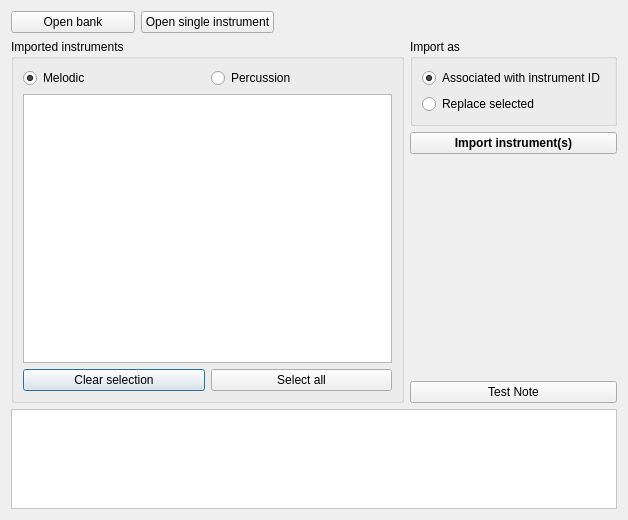
This is src/importer.ui in Wohlstand/OPL3BankEditor as Qt 5 draws it before an edit. The edited form follows.
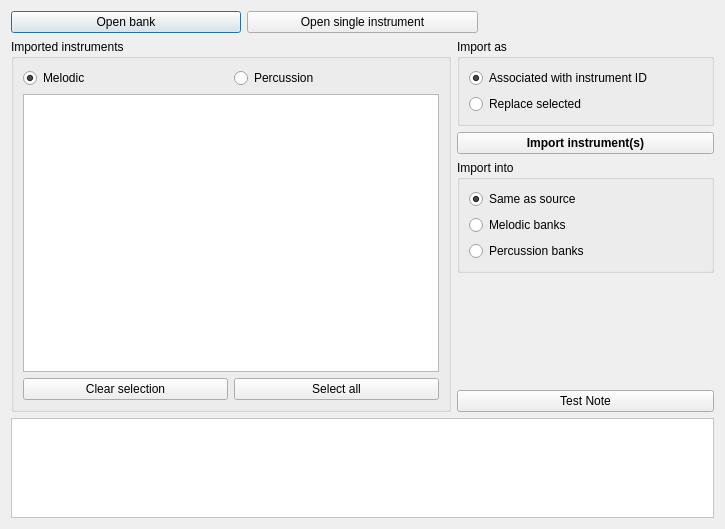
This is the edited form. Custom widgets are drawn as their Qt base class.

Commit message: importer: add the choice of import target

Patch:
```diff
--- a/src/importer.ui
+++ b/src/importer.ui
@@ -6,8 +6,8 @@
    <rect>
     <x>0</x>
     <y>0</y>
-    <width>628</width>
-    <height>520</height>
+    <width>725</width>
+    <height>529</height>
    </rect>
   </property>
   <property name="acceptDrops">
@@ -16,31 +16,42 @@
   <property name="windowTitle">
    <string>Instrument importer</string>
   </property>
-  <layout class="QGridLayout" name="gridLayout_3">
-   <item row="5" column="0" colspan="4">
-    <widget class="Piano" name="piano">
-     <property name="minimumSize">
-      <size>
-       <width>0</width>
-       <height>100</height>
-      </size>
-     </property>
-     <property name="autoFillBackground">
-      <bool>false</bool>
-     </property>
-     <property name="styleSheet">
-      <string notr="true">background-color: rgb(255, 255, 255);</string>
-     </property>
-     <property name="frameShape">
-      <enum>QFrame::StyledPanel</enum>
-     </property>
-     <property name="frameShadow">
-      <enum>QFrame::Sunken</enum>
-     </property>
-    </widget>
-   </item>
-   <item row="1" column="0" rowspan="4" colspan="3">
+  <layout class="QVBoxLayout" name="verticalLayout_2">
+   <item>
+    <layout class="QHBoxLayout" name="horizontalLayout">
+     <item>
+      <widget class="QPushButton" name="openBank">
+       <property name="text">
+        <string>Open bank</string>
+       </property>
+      </widget>
+     </item>
+     <item>
+      <widget class="QPushButton" name="openInst">
+       <property name="text">
+        <string>Open single instrument</string>
+       </property>
+      </widget>
+     </item>
+     <item>
+      <widget class="QLabel" name="openedBank">
+       <property name="text">
+        <string>&lt;No opened files&gt;</string>
+       </property>
+      </widget>
+     </item>
+    </layout>
+   </item>
+   <item>
+    <layout class="QHBoxLayout" name="horizontalLayout_2">
+     <item>
     <widget class="QGroupBox" name="insBox">
+       <property name="sizePolicy">
+        <sizepolicy hsizetype="MinimumExpanding" vsizetype="Preferred">
+         <horstretch>0</horstretch>
+         <verstretch>0</verstretch>
+        </sizepolicy>
+       </property>
      <property name="title">
       <string>Imported instruments</string>
      </property>
@@ -86,7 +97,28 @@
      </layout>
     </widget>
    </item>
-   <item row="1" column="3">
+     <item>
+      <widget class="QWidget" name="widget" native="true">
+       <property name="sizePolicy">
+        <sizepolicy hsizetype="Maximum" vsizetype="Preferred">
+         <horstretch>0</horstretch>
+         <verstretch>0</verstretch>
+        </sizepolicy>
+       </property>
+       <layout class="QVBoxLayout" name="verticalLayout">
+        <property name="leftMargin">
+         <number>0</number>
+        </property>
+        <property name="topMargin">
+         <number>0</number>
+        </property>
+        <property name="rightMargin">
+         <number>0</number>
+        </property>
+        <property name="bottomMargin">
+         <number>0</number>
+        </property>
+        <item>
     <widget class="QGroupBox" name="groupBox_2">
      <property name="title">
       <string>Import as</string>
@@ -118,41 +150,7 @@
      </layout>
     </widget>
    </item>
-   <item row="3" column="3">
-    <spacer name="verticalSpacer">
-     <property name="orientation">
-      <enum>Qt::Vertical</enum>
-     </property>
-     <property name="sizeHint" stdset="0">
-      <size>
-       <width>20</width>
-       <height>40</height>
-      </size>
-     </property>
-    </spacer>
-   </item>
-   <item row="4" column="3">
-    <widget class="QPushButton" name="testNote">
-     <property name="text">
-      <string>Test Note</string>
-     </property>
-    </widget>
-   </item>
-   <item row="0" column="0">
-    <widget class="QPushButton" name="openBank">
-     <property name="text">
-      <string>Open bank</string>
-     </property>
-    </widget>
-   </item>
-   <item row="0" column="2" colspan="2">
-    <widget class="QLabel" name="openedBank">
-     <property name="text">
-      <string>&lt;No opened files&gt;</string>
-     </property>
-    </widget>
-   </item>
-   <item row="2" column="3">
+        <item>
     <widget class="QPushButton" name="doImport">
      <property name="font">
       <font>
@@ -165,10 +163,104 @@
      </property>
     </widget>
    </item>
-   <item row="0" column="1">
-    <widget class="QPushButton" name="openInst">
+        <item>
+         <widget class="QStackedWidget" name="stackedWidget">
+          <widget class="QWidget" name="pageAssoc">
+           <layout class="QVBoxLayout" name="verticalLayout_4">
+            <property name="leftMargin">
+             <number>0</number>
+            </property>
+            <property name="topMargin">
+             <number>0</number>
+            </property>
+            <property name="rightMargin">
+             <number>0</number>
+            </property>
+            <property name="bottomMargin">
+             <number>0</number>
+            </property>
+            <item>
+             <widget class="QGroupBox" name="groupBox">
+              <property name="title">
+               <string>Import into</string>
+              </property>
+              <layout class="QVBoxLayout" name="verticalLayout_3">
+               <item>
+                <widget class="QRadioButton" name="destinationSame">
      <property name="text">
-      <string>Open single instrument</string>
+                  <string>Same as source</string>
+                 </property>
+                 <property name="checked">
+                  <bool>true</bool>
+                 </property>
+                </widget>
+               </item>
+               <item>
+                <widget class="QRadioButton" name="destinationMelodic">
+                 <property name="text">
+                  <string>Melodic banks</string>
+                 </property>
+                </widget>
+               </item>
+               <item>
+                <widget class="QRadioButton" name="destinationPercussion">
+                 <property name="text">
+                  <string>Percussion banks</string>
+                 </property>
+                </widget>
+               </item>
+              </layout>
+             </widget>
+            </item>
+           </layout>
+          </widget>
+          <widget class="QWidget" name="pageReplace"/>
+         </widget>
+        </item>
+        <item>
+         <spacer name="verticalSpacer">
+          <property name="orientation">
+           <enum>Qt::Vertical</enum>
+          </property>
+          <property name="sizeHint" stdset="0">
+           <size>
+            <width>257</width>
+            <height>179</height>
+           </size>
+          </property>
+         </spacer>
+        </item>
+        <item>
+         <widget class="QPushButton" name="testNote">
+          <property name="text">
+           <string>Test Note</string>
+          </property>
+         </widget>
+        </item>
+       </layout>
+      </widget>
+     </item>
+    </layout>
+   </item>
+   <item>
+    <widget class="Piano" name="piano">
+     <property name="minimumSize">
+      <size>
+       <width>0</width>
+       <height>100</height>
+      </size>
+     </property>
+     <property name="autoFillBackground">
+      <bool>false</bool>
+     </property>
+     <property name="styleSheet">
+      <string notr="true">background-color: rgb(255, 255, 255);</string>
+     </property>
+     <property name="frameShape">
+      <enum>QFrame::StyledPanel</enum>
+     </property>
+     <property name="frameShadow">
+      <enum>QFrame::Sunken</enum>
      </property>
     </widget>
    </item>
```
Lines whose indentation alone changed are shown as unchanged. The commit also changes 1 other file.
